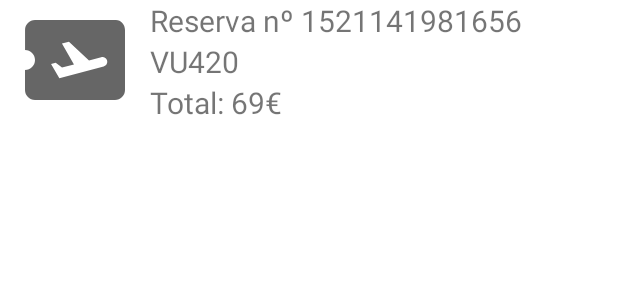
After one commit to xoko14/app-vuelos-DAM2PMDM, an Android app: the layout reserva_layout.xml on its own in the app's theme, with its tools: preview values and no code run, on a phone screen of 412 x 824 dp. The commit adds this screen. Shown: the top 300 px of the screen. Run offline under Robolectric (Android 15) with nearby library versions, the phone set to English and light mode, and no system bars.

Commit message:
can book flights and save history

```diff
--- a/app/src/main/AndroidManifest.xml
+++ b/app/src/main/AndroidManifest.xml
@@ -9,6 +9,9 @@
         android:roundIcon="@mipmap/ic_launcher_round"
         android:supportsRtl="true"
         android:theme="@style/Theme.VistaEj13">
+        <activity
+            android:name=".ReservasActivity"
+            android:exported="false" />
         <activity
             android:name=".SearchResultsActivity"
             android:exported="false" />
--- a/app/src/main/java/com/xoquin/vista_ej13/ActivityLogin.kt
+++ b/app/src/main/java/com/xoquin/vista_ej13/ActivityLogin.kt
@@ -12,6 +12,7 @@ import android.widget.Toast
 import com.google.firebase.firestore.ktx.firestore
 import com.google.firebase.ktx.Firebase
 import com.toxicbakery.bcrypt.Bcrypt
+import com.xoquin.vista_ej13.utils.UserSingleton
 
 class ActivityLogin : AppCompatActivity() {
     private val db = Firebase.firestore
@@ -35,6 +36,7 @@ class ActivityLogin : AppCompatActivity() {
                         Log.i("login", document.get("username").toString())
                         Log.i("login", pass)
                         if(Bcrypt.verify(txtUserPass.text.toString(), pass.toByteArray())) {
+                            UserSingleton.username = txtUserName.text.toString()
                             val intent = Intent(this, ActivityBuscar::class.java)
                             startActivity(intent)
                         }
--- /dev/null
+++ b/app/src/main/java/com/xoquin/vista_ej13/utils/UserSingleton.kt
@@ -0,0 +1,5 @@
+package com.xoquin.vista_ej13.utils
+
+object UserSingleton{
+    var username: String = ""
+}
--- /dev/null
+++ b/app/src/main/java/com/xoquin/vista_ej13/vo/Reserva.kt
@@ -0,0 +1,3 @@
+package com.xoquin.vista_ej13.vo
+
+class Reserva (val id:String, val cod: String, val tickets:Long, val precio:Long)
--- a/app/src/main/res/layout/activity_buscar.xml
+++ b/app/src/main/res/layout/activity_buscar.xml
@@ -134,7 +134,7 @@
             android:layout_marginLeft="10dp"
             android:layout_marginRight="10dp"
             android:gravity="center"
-            android:text="0"
+            android:text="1"
             android:textSize="24sp" />
 
         <ImageButton
--- /dev/null
+++ b/app/src/main/res/layout/reserva_layout.xml
@@ -0,0 +1,37 @@
+<?xml version="1.0" encoding="utf-8"?>
+<RelativeLayout xmlns:android="http://schemas.android.com/apk/res/android"
+    android:layout_width="match_parent"
+    android:layout_height="match_parent">
+
+    <ImageView
+        android:id="@+id/reservaImg"
+        android:layout_width="100dp"
+        android:layout_height="80dp"
+        android:src="@drawable/ic_baseline_airplane_ticket_24" />
+
+    <TextView
+        android:id="@+id/txtBookNum"
+        android:layout_width="wrap_content"
+        android:layout_height="wrap_content"
+        android:layout_toEndOf="@id/reservaImg"
+        android:text="Reserva nº 1521141981656"
+        android:textSize="20sp" />
+
+    <TextView
+        android:id="@+id/txtFlightCode"
+        android:layout_width="wrap_content"
+        android:layout_height="wrap_content"
+        android:layout_toEndOf="@id/reservaImg"
+        android:layout_below="@+id/txtBookNum"
+        android:text="VU420"
+        android:textSize="20sp"/>
+
+    <TextView
+        android:id="@+id/txtPrice"
+        android:layout_width="wrap_content"
+        android:layout_height="wrap_content"
+        android:layout_below="@+id/txtFlightCode"
+        android:layout_toEndOf="@id/reservaImg"
+        android:text="Total: 69€"
+        android:textSize="20sp" />
+</RelativeLayout>
--- a/app/src/main/res/menu/search_menu.xml
+++ b/app/src/main/res/menu/search_menu.xml
@@ -2,7 +2,7 @@
 <menu xmlns:android="http://schemas.android.com/apk/res/android"
     xmlns:app="http://schemas.android.com/apk/res-auto">
     <item
-        android:id="@+id/newList"
+        android:id="@+id/seeBookings"
         android:title="@string/bookings"
         android:icon="@drawable/ic_baseline_airplane_ticket_24"
         app:showAsAction="always" />
```
Also changed, not shown: app/src/main/java/com/xoquin/vista_ej13/ActivityBuscar.kt (+38 -5 lines), app/src/main/java/com/xoquin/vista_ej13/ReservasActivity.kt (added, +37 -0 lines), app/src/main/java/com/xoquin/vista_ej13/SearchResultsActivity.kt (+19 -1 lines), app/src/main/java/com/xoquin/vista_ej13/adapters/ReservasListAdapter.kt (added, +61 -0 lines), app/src/main/java/com/xoquin/vista_ej13/fragments/OptionDialogFragment.kt (added, +31 -0 lines), app/src/main/res/layout/activity_reservas.xml (added, +19 -0 lines), app/src/main/res/menu/vuelo_menu.xml (added, +12 -0 lines), app/src/main/res/values/strings.xml (+10 -0 lines), 2 other files.
